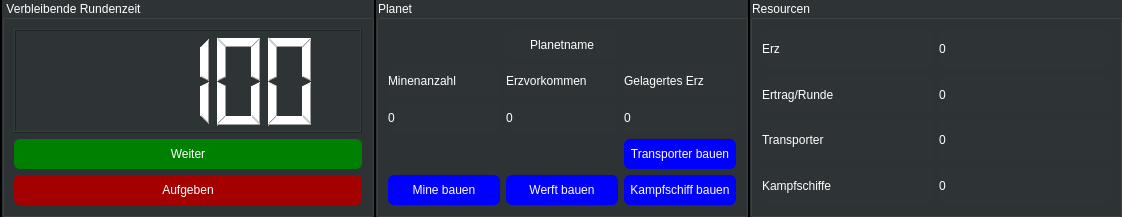
Old version of the form view/infobar.ui in the repository hegerdes/GalaxyFight.
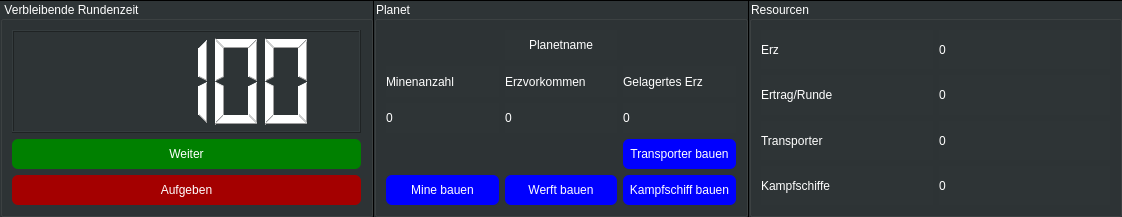
New version of the form.

The edit to the form file:
```diff
--- a/view/infobar.ui
+++ b/view/infobar.ui
@@ -14,7 +14,8 @@
    <string>Form</string>
   </property>
   <property name="styleSheet">
-   <string notr="true">background-color: black;</string>
+   <string notr="true">background-color: black;
+border-color: black;</string>
   </property>
   <layout class="QGridLayout" name="gridLayout">
    <property name="leftMargin">
@@ -32,10 +33,13 @@
    <item row="0" column="0">
     <layout class="QHBoxLayout" name="horizontalLayout">
      <property name="spacing">
-      <number>2</number>
+      <number>1</number>
      </property>
      <property name="leftMargin">
-      <number>2</number>
+      <number>0</number>
+     </property>
+     <property name="topMargin">
+      <number>1</number>
      </property>
      <item>
       <widget class="QGroupBox" name="rundenzeit">
@@ -54,7 +58,7 @@
        <property name="styleSheet">
         <string notr="true">color: rgb(255, 255, 255);
 background: rgb(46, 52, 54);
-</string>
+border-color: black;</string>
        </property>
        <property name="title">
         <string>Verbleibende Rundenzeit</string>
@@ -132,7 +136,8 @@
        </property>
        <property name="styleSheet">
         <string notr="true">color: rgb(255, 255, 255);
-background: rgb(46, 52, 54);</string>
+background: rgb(46, 52, 54);
+border-color: black;</string>
        </property>
        <property name="title">
         <string>Planet</string>
@@ -282,7 +287,8 @@
        </property>
        <property name="styleSheet">
         <string notr="true">color: rgb(255, 255, 255);
-background: rgb(46, 52, 54);</string>
+background: rgb(46, 52, 54);
+border-color: black;</string>
        </property>
        <property name="title">
         <string>Resourcen</string>
```
